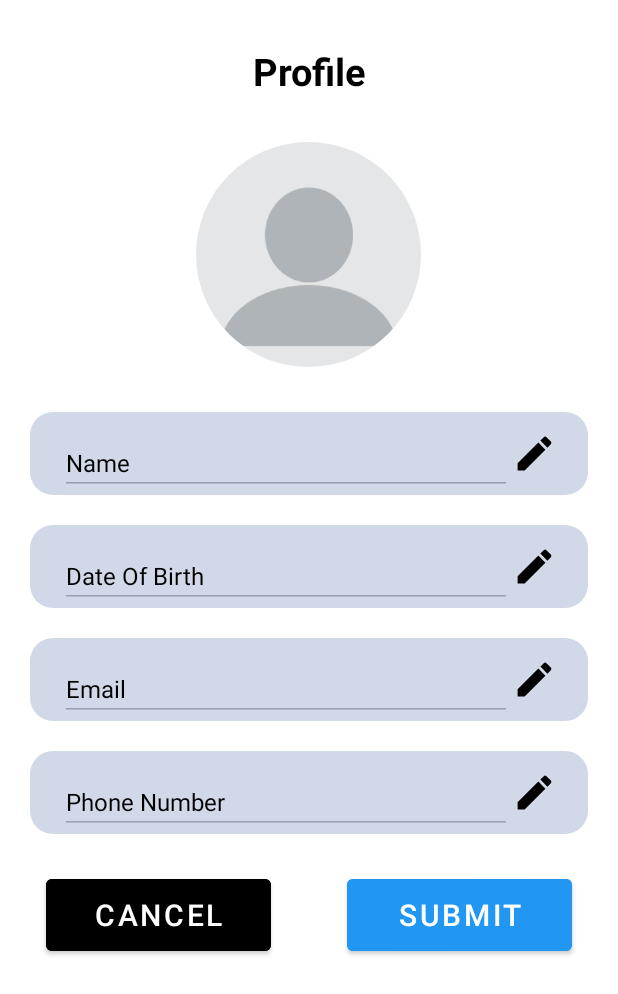
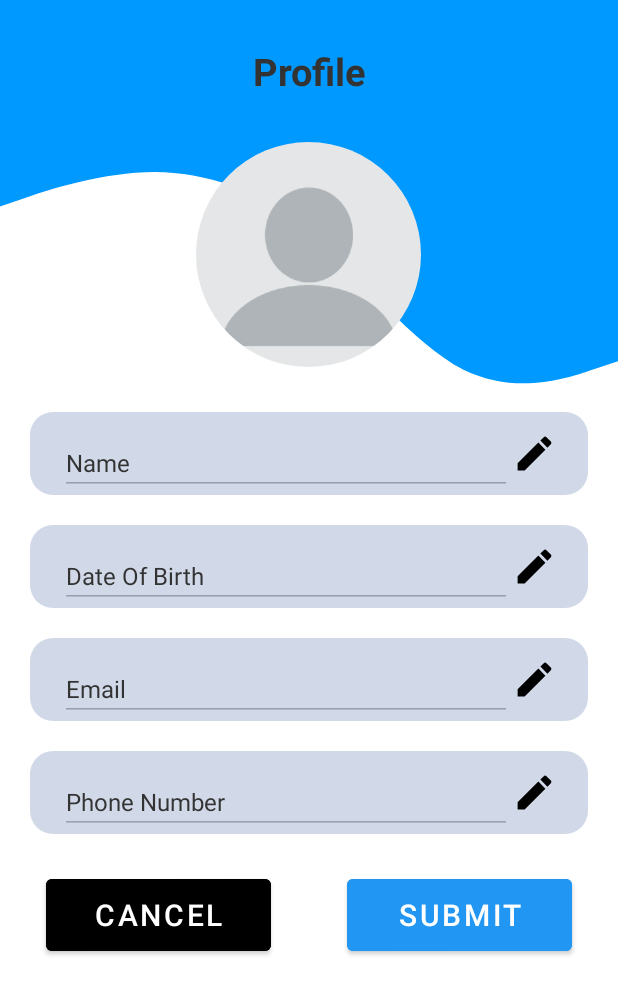
Before and after one commit to AdityaVSM/MeetDoc, an Android app: the fragment UserProfileFragment shown on its own in the app's theme, on a phone screen of 412 x 824 dp. Shown: the top 994 px of the screen. Run offline under Robolectric (Android 15) with nearby library versions, the phone set to English and light mode, and no system bars; our stand-ins replace CircleImageView, Firebase (no records; nobody signed in at launch, a user with empty details on screens opened directly); Roboto replaces fonts that are not available here.

Commit message:
bug fixed

```diff
--- a/app/build.gradle
+++ b/app/build.gradle
@@ -30,7 +30,8 @@
 }
 
 dependencies {
-
+    implementation 'de.hdodenhof:circleimageview:3.1.0'
+    implementation 'com.google.android.material:material:1.2.1'
     implementation 'androidx.appcompat:appcompat:1.4.2'
     implementation 'androidx.cardview:cardview:1.0.0'
     implementation 'com.google.android.material:material:1.6.1'
--- a/app/src/main/java/com/example/meetdoc/MainActivity.java
+++ b/app/src/main/java/com/example/meetdoc/MainActivity.java
@@ -12,6 +12,6 @@
         super.onCreate(savedInstanceState);
         setContentView(R.layout.activity_main);
 
-        startActivity(new Intent(MainActivity.this, AddAppointment.class));
+        startActivity(new Intent(MainActivity.this, UserHomeActivity.class));
     }
 }
--- a/app/src/main/res/layout/fragment_user_home_page.xml
+++ b/app/src/main/res/layout/fragment_user_home_page.xml
@@ -70,7 +70,7 @@
                 <ImageView
                     android:layout_width="40dp"
                     android:layout_height="40dp"
-                    android:src="@drawable/ic_baseline_add_circle_outline_24" />
+                    android:src="@drawable/add_icon" />
             </LinearLayout>
                     <ListView
                         android:id="@+id/user_appointment_list_view"
@@ -78,7 +78,7 @@
                         android:layout_height="360dp"
                         android:padding="10dp"
                         android:background="@null"
-                        android:dividerHeight="10dp">
+                        android:divider="@null">
                     </ListView>
         </LinearLayout>
     </androidx.cardview.widget.CardView>
--- a/app/src/main/res/layout/fragment_user_profile.xml
+++ b/app/src/main/res/layout/fragment_user_profile.xml
@@ -12,6 +12,7 @@
         android:layout_height="match_parent"
         android:orientation="vertical"
         tools:context=".MainActivity"
+        android:background="@drawable/ic_wave"
         tools:ignore="HardcodedText">
 
         <ScrollView
@@ -30,7 +31,7 @@
                     android:layout_marginBottom="30dp"
                     android:gravity="center"
                     android:textStyle="bold"
-                    android:textColor="@color/black"
+                    android:textColor="@color/textColor1"
                     android:text="Profile"
                     android:textSize="25dp"/>
 
@@ -59,7 +60,7 @@
                         android:layout_marginTop="18dp"
                         android:layout_height="match_parent"
                         android:text="Name"
-                        android:textColor="@color/black"
+                        android:textColor="@color/textColor1"
                         android:enabled="false"
                         android:maxLines="1"
                         android:inputType="text"
@@ -90,7 +91,7 @@
                         android:layout_marginTop="18dp"
                         android:layout_height="match_parent"
                         android:text="Date Of Birth"
-                        android:textColor="@color/black"
+                        android:textColor="@color/textColor1"
                         android:enabled="false"
                         android:maxLines="1"
                         android:inputType="date"
@@ -122,7 +123,7 @@
                         android:layout_height="match_parent"
                         android:text="Email"
                         android:enabled="false"
-                        android:textColor="@color/black"
+                        android:textColor="@color/textColor1"
                         android:maxLines="1"
                         android:inputType="textEmailAddress"
                         android:textSize="16sp"
@@ -151,7 +152,7 @@
                         android:layout_marginTop="18dp"
                         android:layout_height="match_parent"
                         android:text="Phone Number"
-                        android:textColor="@color/black"
+                        android:textColor="@color/textColor1"
                         android:maxLines="1"
                         android:inputType="number"
                         android:enabled="false"
```
Also changed, not shown: app/src/main/res/drawable/add_icon.xml (added, +10 -0 lines), app/src/main/res/layout/appointment_card.xml (+13 -7 lines).
